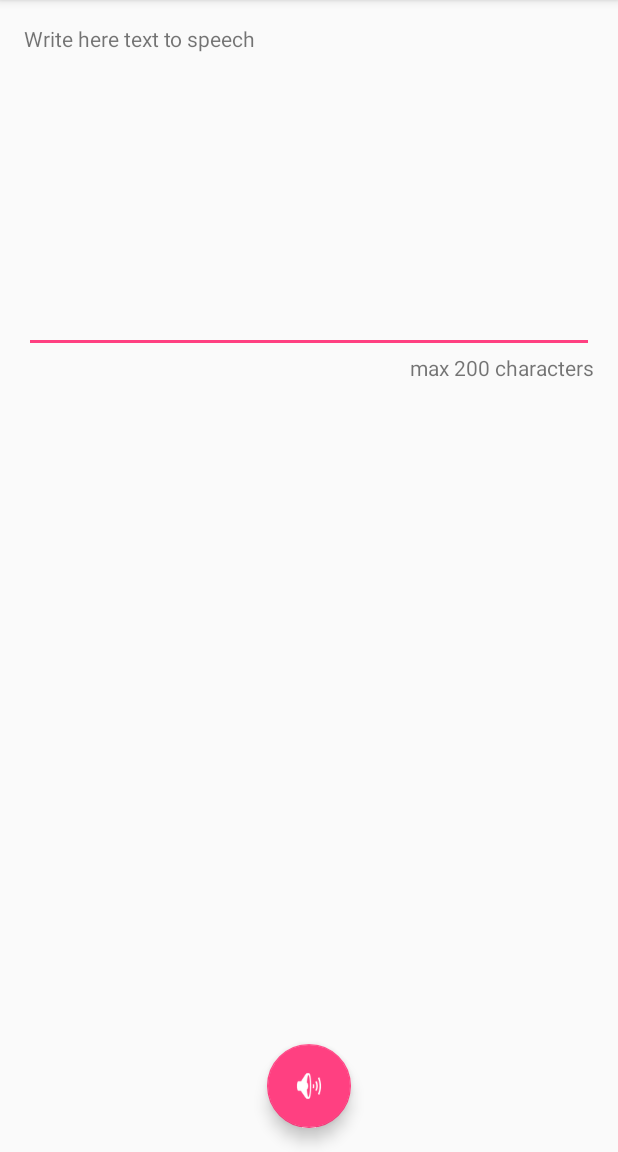
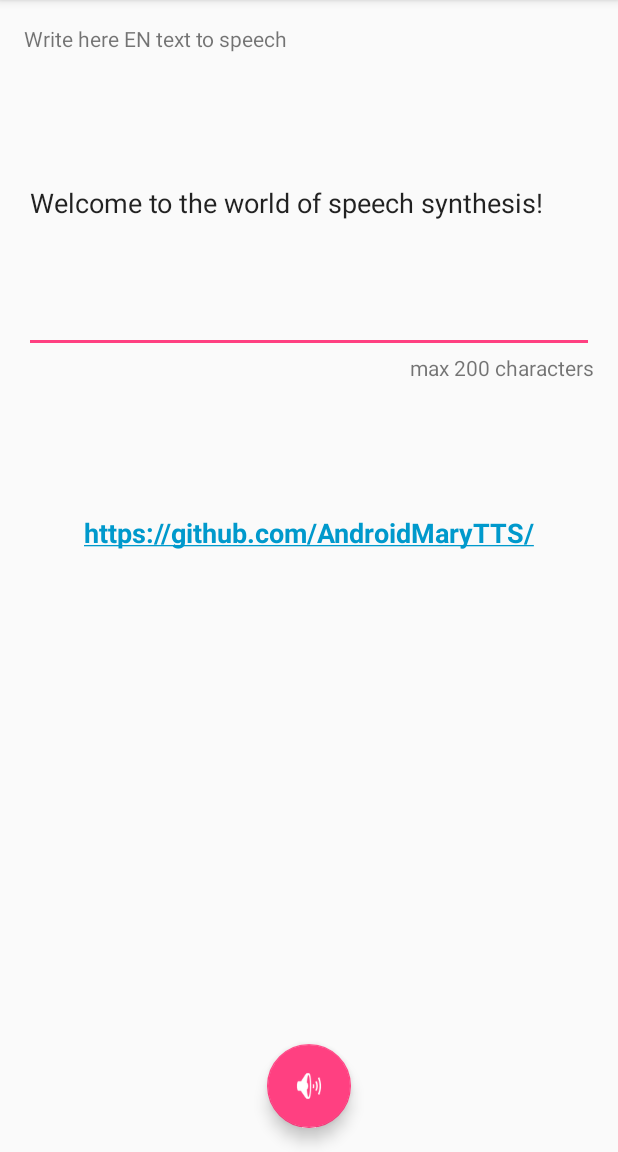
Before and after one commit to AndroidMaryTTS/AndroidMaryTTS-Client, an Android app: the screen it shows after launch (MainActivity), on a phone screen of 412 x 824 dp, the part 84-1236 px from its top. Run offline under Robolectric (Android 15) with nearby library versions, the phone set to English and light mode, and no system bars; libraries missing offline, so code that uses them is left out: com.marytts.android; 2 statements that could not run were skipped.

Commit message:
new version

```diff
--- a/app/src/main/AndroidManifest.xml
+++ b/app/src/main/AndroidManifest.xml
@@ -14,7 +14,6 @@
             android:theme="@style/AppTheme.NoActionBar">
             <intent-filter>
                 <action android:name="android.intent.action.MAIN" />
-
                 <category android:name="android.intent.category.LAUNCHER" />
             </intent-filter>
         </activity>
--- a/app/src/main/java/com/marytts/android/client/MainActivity.java
+++ b/app/src/main/java/com/marytts/android/client/MainActivity.java
@@ -1,20 +1,51 @@
 package com.marytts.android.client;
 
+import android.app.Dialog;
+import android.content.Context;
+import android.content.Intent;
 import android.os.Bundle;
+import android.os.Handler;
 import android.support.design.widget.FloatingActionButton;
 import android.support.design.widget.Snackbar;
 import android.support.v7.app.AppCompatActivity;
 import android.support.v7.widget.Toolbar;
+import android.view.Gravity;
 import android.view.View;
 import android.view.Menu;
 import android.view.MenuItem;
+import android.view.WindowManager;
+import android.view.animation.Animation;
+import android.view.animation.LinearInterpolator;
+import android.view.animation.RotateAnimation;
 import android.widget.EditText;
+import android.widget.ImageView;
+import android.widget.LinearLayout;
 
 import com.marytts.android.link.MaryLink;
+
+import android.os.Bundle;
+import android.os.Handler;
+import android.app.Activity;
+import android.app.Dialog;
+import android.content.Context;
+import android.view.Gravity;
+import android.view.View;
+import android.view.View.OnClickListener;
+import android.view.ViewGroup.LayoutParams;
+import android.view.WindowManager;
+import android.view.animation.Animation;
+import android.view.animation.LinearInterpolator;
+import android.view.animation.RotateAnimation;
+import android.widget.ImageView;
+import android.widget.LinearLayout;
 
 public class MainActivity extends AppCompatActivity {
 
     private EditText editTtsText = null;
+
+    private TransparentProgressDialog pd;
+    private Handler h;
+    private Runnable r;
 
     @Override
     protected void onCreate(Bundle savedInstanceState) {
@@ -24,19 +55,34 @@ public class MainActivity extends AppCompatActivity {
         setSupportActionBar(toolbar);
         editTtsText = (EditText) findViewById(R.id.editTtsText);
 
-        //initialize MaryTTS and load modules, voice and language modules
-        MaryLink.load(this, this.getResources());
+
 
         FloatingActionButton fab = (FloatingActionButton) findViewById(R.id.fab);
         fab.setOnClickListener(new View.OnClickListener() {
             @Override
             public void onClick(View view) {
                 String text = editTtsText.getText().toString().trim();
-                if(!text.isEmpty()){
-                    MaryLink.getInstance().startButton(text);
+                if (!text.isEmpty()) {
+                    MaryLink.getInstance().startTTS(text);
                 }
             }
         });
+        h = new Handler();
+        pd = new TransparentProgressDialog(this, R.drawable.spinner);
+        r = new Runnable() {
+            @Override
+            public void run() {
+                if (pd.isShowing()) {
+                    pd.dismiss();
+                }
+            }
+        };
+        if (MaryLink.getInstance() == null) {
+            pd.show();
+            h.postDelayed(r, 15000); //wait 15 sec. loading TTS voice models ...
+        }
+        //initialize MaryTTS and load modules, voice and language modules wait 15 sec.
+        MaryLink.load(this);
     }
 
     @Override
@@ -60,4 +106,47 @@ public class MainActivity extends AppCompatActivity {
 
         return super.onOptionsItemSelected(item);
     }
+
+    @Override
+    protected void onDestroy() {
+        h.removeCallbacks(r);
+        if (pd.isShowing()) {
+            pd.dismiss();
+        }
+        super.onDestroy();
+    }
+
+
+    private class TransparentProgressDialog extends Dialog {
+
+        private ImageView iv;
+
+        public TransparentProgressDialog(Context context, int resourceIdOfImage) {
+            super(context, R.style.TransparentProgressDialog);
+            WindowManager.LayoutParams wlmp = getWindow().getAttributes();
+            wlmp.gravity = Gravity.CENTER_HORIZONTAL;
+            getWindow().setAttributes(wlmp);
+            setTitle(null);
+            setCancelable(false);
+            setOnCancelListener(null);
+            LinearLayout layout = new LinearLayout(context);
+            layout.setOrientation(LinearLayout.VERTICAL);
+            LinearLayout.LayoutParams params = new LinearLayout.LayoutParams(Toolbar.LayoutParams.MATCH_PARENT, LayoutParams.WRAP_CONTENT);
+            iv = new ImageView(context);
+            iv.setImageResource(resourceIdOfImage);
+            layout.addView(iv, params);
+            addContentView(layout, params);
+        }
+
+        @Override
+        public void show() {
+            super.show();
+            RotateAnimation anim = new RotateAnimation(0.0f, 360.0f, Animation.RELATIVE_TO_SELF, .5f, Animation.RELATIVE_TO_SELF, .5f);
+            anim.setInterpolator(new LinearInterpolator());
+            anim.setRepeatCount(Animation.INFINITE);
+            anim.setDuration(3000);
+            iv.setAnimation(anim);
+            iv.startAnimation(anim);
+        }
+    }
 }
--- a/app/src/main/res/layout/content_main.xml
+++ b/app/src/main/res/layout/content_main.xml
@@ -16,13 +16,14 @@
     <TextView
         android:layout_width="wrap_content"
         android:layout_height="wrap_content"
-        android:text="Write here text to speech"
+        android:text="Write here EN text to speech"
         android:id="@+id/textView" />
 
     <EditText
         android:layout_width="wrap_content"
         android:layout_height="200dp"
         android:id="@+id/editTtsText"
+        android:text="Welcome to the world of speech synthesis!"
         android:layout_below="@+id/textView"
         android:layout_alignParentStart="true"
         android:layout_alignParentEnd="true" />
@@ -35,4 +36,19 @@
         android:id="@+id/textView2"
         android:layout_below="@+id/editTtsText"
         android:layout_alignEnd="@+id/editTtsText" />
+
+    <TextView
+        android:layout_width="wrap_content"
+        android:layout_height="wrap_content"
+        android:text="https://github.com/AndroidMaryTTS/"
+        android:id="@+id/textView3"
+        android:layout_below="@+id/textView2"
+        android:layout_centerHorizontal="true"
+        android:layout_marginTop="88dp"
+        android:textColor="@color/colorAccent"
+        android:textSize="18dp"
+        android:autoLink="web"
+        android:textColorLink="@android:color/holo_blue_dark"
+        android:textStyle="bold"
+        android:textIsSelectable="true" />
 </RelativeLayout>
--- a/app/src/main/res/values/colors.xml
+++ b/app/src/main/res/values/colors.xml
@@ -2,5 +2,5 @@
 <resources>
     <color name="colorPrimary">#3F51B5</color>
     <color name="colorPrimaryDark">#303F9F</color>
-    <color name="colorAccent">#FF4081</color>
+    <color name="colorAccent">#ff4081</color>
 </resources>
--- a/app/src/main/res/values/styles.xml
+++ b/app/src/main/res/values/styles.xml
@@ -17,4 +17,15 @@
 
     <style name="AppTheme.PopupOverlay" parent="ThemeOverlay.AppCompat.Light" />
 
+    <style name="TransparentProgressDialog" parent="Theme.AppCompat.Dialog">
+        <item name="android:windowFrame">@null</item>
+        <item name="android:windowBackground">@android:color/transparent</item>
+        <item name="android:windowIsFloating">true</item>
+        <item name="android:windowContentOverlay">@null</item>
+        <item name="android:windowTitleStyle">@null</item>
+        <item name="android:windowAnimationStyle">@android:style/Animation.Dialog</item>
+        <item name="android:windowSoftInputMode">stateUnspecified|adjustPan</item>
+        <item name="android:backgroundDimEnabled">true</item>
+        <item name="android:background">@android:color/transparent</item>
+    </style>
 </resources>
```
Also changed, not shown: app/build.gradle (+4 -3 lines).
